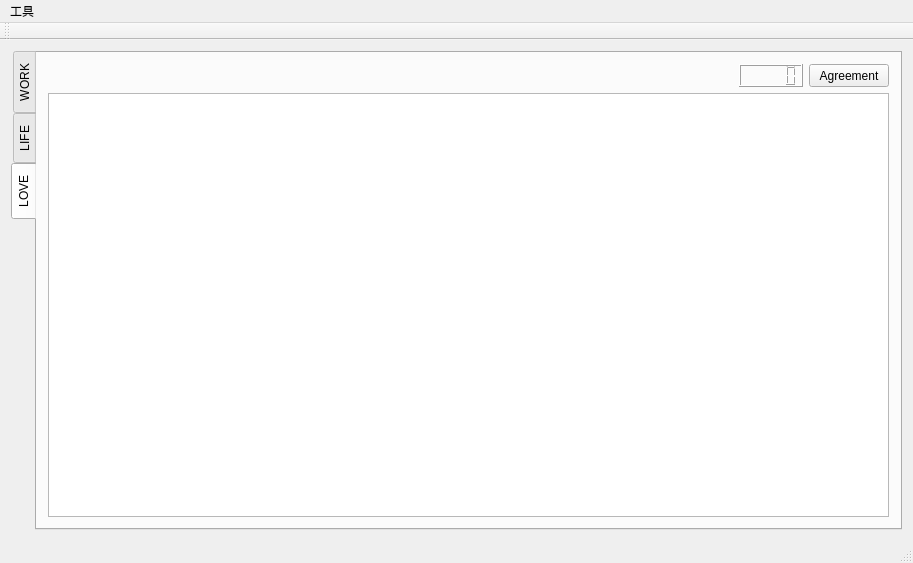
Qt form play/LoveDiary/mainwindow.ui (Maxwrt/Program) before a commit.
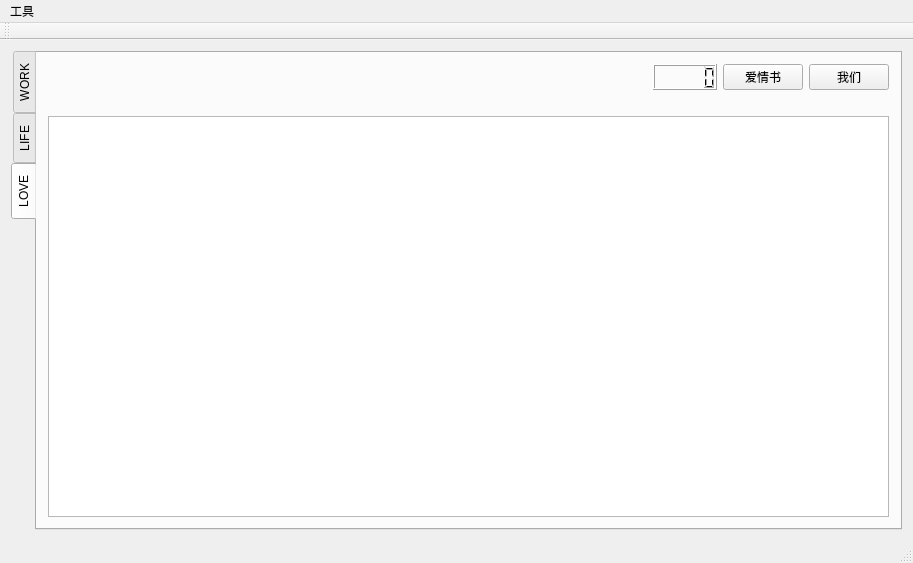
The same form after that commit. The open tabs and pages were chosen to show the change. Icons and pictures are not drawn.

```diff
--- a/play/LoveDiary/mainwindow.ui
+++ b/play/LoveDiary/mainwindow.ui
@@ -43,31 +43,6 @@
        <layout class="QGridLayout" name="gridLayout_2">
         <item row="0" column="0">
          <layout class="QHBoxLayout" name="horizontalLayout">
-          <item>
-           <widget class="QLabel" name="label_together">
-            <property name="sizePolicy">
-             <sizepolicy hsizetype="Fixed" vsizetype="Fixed">
-              <horstretch>0</horstretch>
-              <verstretch>0</verstretch>
-             </sizepolicy>
-            </property>
-            <property name="sizeIncrement">
-             <size>
-              <width>400</width>
-              <height>0</height>
-             </size>
-            </property>
-            <property name="baseSize">
-             <size>
-              <width>1000</width>
-              <height>0</height>
-             </size>
-            </property>
-            <property name="text">
-             <string/>
-            </property>
-           </widget>
-          </item>
           <item>
            <spacer name="horizontalSpacer">
             <property name="orientation">
@@ -111,13 +86,51 @@
              </sizepolicy>
             </property>
             <property name="text">
-             <string>Agreement</string>
+             <string>爱情书</string>
+            </property>
+           </widget>
+          </item>
+          <item>
+           <widget class="QPushButton" name="pushButton_us">
+            <property name="sizePolicy">
+             <sizepolicy hsizetype="Preferred" vsizetype="Preferred">
+              <horstretch>0</horstretch>
+              <verstretch>0</verstretch>
+             </sizepolicy>
+            </property>
+            <property name="text">
+             <string>我们</string>
             </property>
            </widget>
           </item>
          </layout>
         </item>
         <item row="1" column="0">
+         <widget class="QLabel" name="label_together">
+          <property name="sizePolicy">
+           <sizepolicy hsizetype="Fixed" vsizetype="Fixed">
+            <horstretch>0</horstretch>
+            <verstretch>0</verstretch>
+           </sizepolicy>
+          </property>
+          <property name="sizeIncrement">
+           <size>
+            <width>400</width>
+            <height>0</height>
+           </size>
+          </property>
+          <property name="baseSize">
+           <size>
+            <width>1000</width>
+            <height>0</height>
+           </size>
+          </property>
+          <property name="text">
+           <string/>
+          </property>
+         </widget>
+        </item>
+        <item row="3" column="0">
          <widget class="QTableView" name="tableView">
           <property name="maximumSize">
            <size>
```
Left out of the diff: 2 changed lines with no effect on the pictures.
